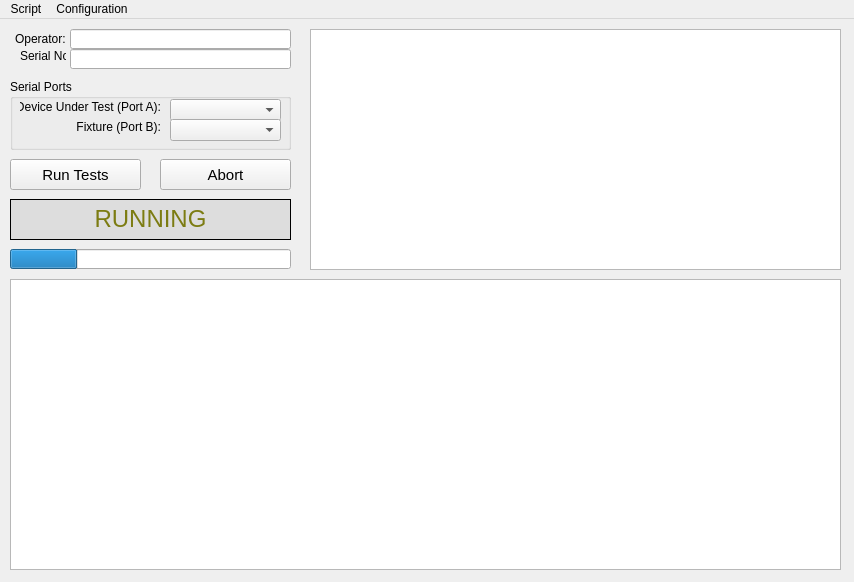
jamesgpeterson/VapothermTest, file mainwindow.ui: the form before one commit.
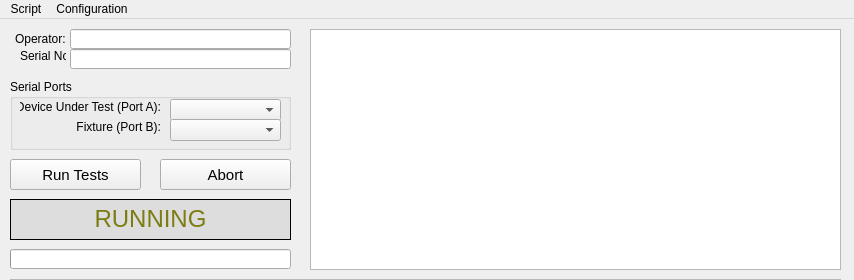
The form after the commit.

Patch:
```diff
--- a/mainwindow.ui
+++ b/mainwindow.ui
@@ -7,7 +7,7 @@
     <x>0</x>
     <y>0</y>
     <width>854</width>
-    <height>582</height>
+    <height>280</height>
    </rect>
   </property>
   <property name="windowTitle">
@@ -260,7 +260,7 @@
      <enum>Qt::RightToLeft</enum>
     </property>
     <property name="value">
-     <number>24</number>
+     <number>0</number>
     </property>
     <property name="textVisible">
      <bool>false</bool>
```
Left out of the diff: 4 changed lines with no effect on the pictures.
